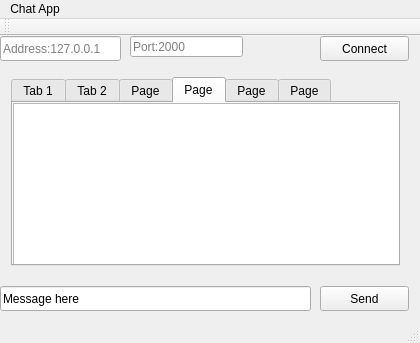
First picture: the form in mainwindow.ui, repository benhunterco/cs457Client, before the edit.
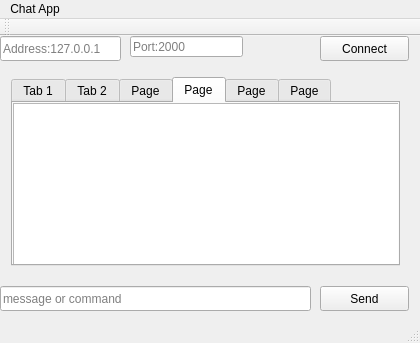
Second picture: the form after the edit. The open tabs and pages were chosen to show the change.

```diff
--- a/mainwindow.ui
+++ b/mainwindow.ui
@@ -165,7 +165,10 @@
      </rect>
     </property>
     <property name="text">
-     <string>Message here</string>
+     <string/>
+    </property>
+    <property name="placeholderText">
+     <string>message or command</string>
     </property>
    </widget>
    <widget class="QPushButton" name="pushButton_2">
```
Left out of the diff: 4 changed lines with no effect on the pictures.
